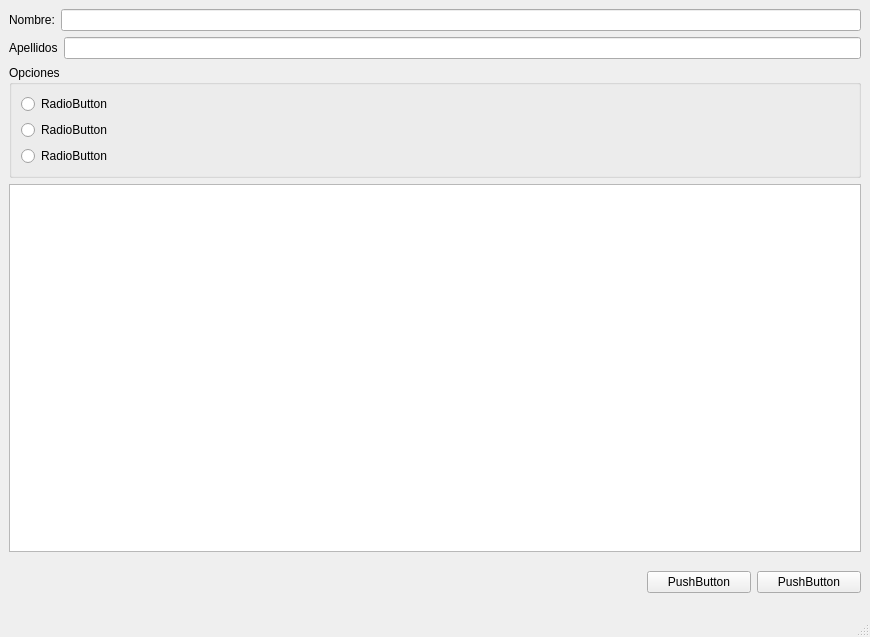
Above: interfacesQTDESIGNER/untitled.ui from AndresStan/Clase2 before the change. Below: the same form after it.
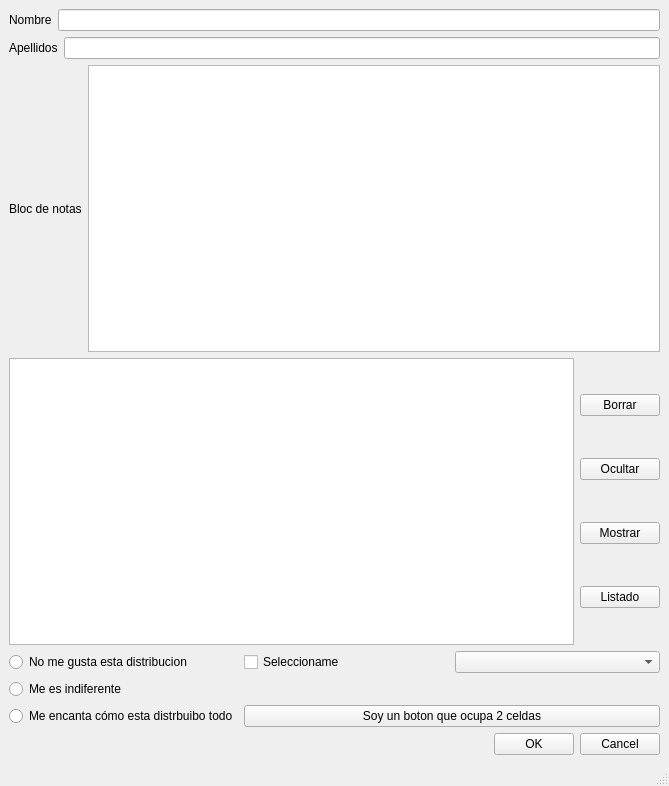
That is the form after the change.

The edit to the form file:
```diff
--- a/interfacesQTDESIGNER/untitled.ui
+++ b/interfacesQTDESIGNER/untitled.ui
@@ -6,8 +6,8 @@
    <rect>
     <x>0</x>
     <y>0</y>
-    <width>870</width>
-    <height>637</height>
+    <width>669</width>
+    <height>786</height>
    </rect>
   </property>
   <property name="windowTitle">
@@ -20,7 +20,7 @@
       <item>
        <widget class="QLabel" name="label">
         <property name="text">
-         <string>Nombre:</string>
+         <string>Nombre</string>
         </property>
        </widget>
       </item>
@@ -44,67 +44,126 @@
      </layout>
     </item>
     <item>
-     <widget class="QGroupBox" name="">
-      <property name="title">
-       <string>Opciones</string>
-      </property>
+     <layout class="QHBoxLayout" name="horizontalLayout_3">
+      <item>
+       <widget class="QLabel" name="label_3">
+        <property name="text">
+         <string>Bloc de notas</string>
+        </property>
+       </widget>
+      </item>
+      <item>
+       <widget class="QTextEdit" name="textEdit"/>
+      </item>
+     </layout>
+    </item>
+    <item>
+     <layout class="QHBoxLayout" name="horizontalLayout_4">
+      <item>
+       <widget class="QTextEdit" name="textEdit_2"/>
+      </item>
+      <item>
       <layout class="QVBoxLayout" name="verticalLayout">
        <item>
+         <widget class="QPushButton" name="pushButton">
+          <property name="text">
+           <string>Borrar</string>
+          </property>
+         </widget>
+        </item>
+        <item>
+         <widget class="QPushButton" name="pushButton_2">
+          <property name="text">
+           <string>Ocultar</string>
+          </property>
+         </widget>
+        </item>
+        <item>
+         <widget class="QPushButton" name="pushButton_3">
+          <property name="text">
+           <string>Mostrar</string>
+          </property>
+         </widget>
+        </item>
+        <item>
+         <widget class="QPushButton" name="pushButton_4">
+          <property name="text">
+           <string>Listado</string>
+          </property>
+         </widget>
+        </item>
+       </layout>
+      </item>
+     </layout>
+    </item>
+    <item>
+     <layout class="QGridLayout" name="gridLayout">
+      <item row="0" column="0">
         <widget class="QRadioButton" name="radioButton">
          <property name="text">
-          <string>RadioButton</string>
+         <string>No me gusta esta distribucion</string>
          </property>
         </widget>
        </item>
-       <item>
+      <item row="0" column="1">
+       <widget class="QCheckBox" name="checkBox">
+        <property name="text">
+         <string>Seleccioname</string>
+        </property>
+       </widget>
+      </item>
+      <item row="0" column="2">
+       <widget class="QComboBox" name="comboBox"/>
+      </item>
+      <item row="1" column="0">
         <widget class="QRadioButton" name="radioButton_2">
          <property name="text">
-          <string>RadioButton</string>
+         <string>Me es indiferente</string>
          </property>
         </widget>
        </item>
-       <item>
+      <item row="2" column="0">
         <widget class="QRadioButton" name="radioButton_3">
          <property name="text">
-          <string>RadioButton</string>
+         <string>Me encanta cómo esta distrbuibo todo</string>
+        </property>
+       </widget>
+      </item>
+      <item row="2" column="1" colspan="2">
+       <widget class="QPushButton" name="pushButton_5">
+        <property name="text">
+         <string>Soy un boton que ocupa 2 celdas</string>
          </property>
         </widget>
        </item>
       </layout>
-     </widget>
     </item>
     <item>
-     <widget class="QTextEdit" name="textEdit"/>
-    </item>
-    <item>
-     <layout class="QHBoxLayout" name="horizontalLayout_3">
+     <layout class="QHBoxLayout" name="horizontalLayout_5">
       <item>
        <spacer name="horizontalSpacer">
         <property name="orientation">
          <enum>Qt::Orientation::Horizontal</enum>
         </property>
-        <property name="sizeType">
-         <enum>QSizePolicy::Policy::Fixed</enum>
-        </property>
         <property name="sizeHint" stdset="0">
          <size>
-          <width>638</width>
-          <height>48</height>
+          <width>198</width>
+          <height>20</height>
          </size>
         </property>
        </spacer>
       </item>
       <item>
-       <widget class="QPushButton" name="pushButton_2">
+       <widget class="QPushButton" name="pushButton_7">
         <property name="text">
-         <string>PushButton</string>
+         <string>OK</string>
         </property>
        </widget>
       </item>
       <item>
-       <widget class="QPushButton" name="pushButton">
+       <widget class="QPushButton" name="pushButton_6">
         <property name="text">
-         <string>PushButton</string>
+         <string>Cancel</string>
         </property>
        </widget>
       </item>
```
Left out of the diff: 2 changed lines with no effect on the pictures. Lines whose indentation alone changed are shown as unchanged.
